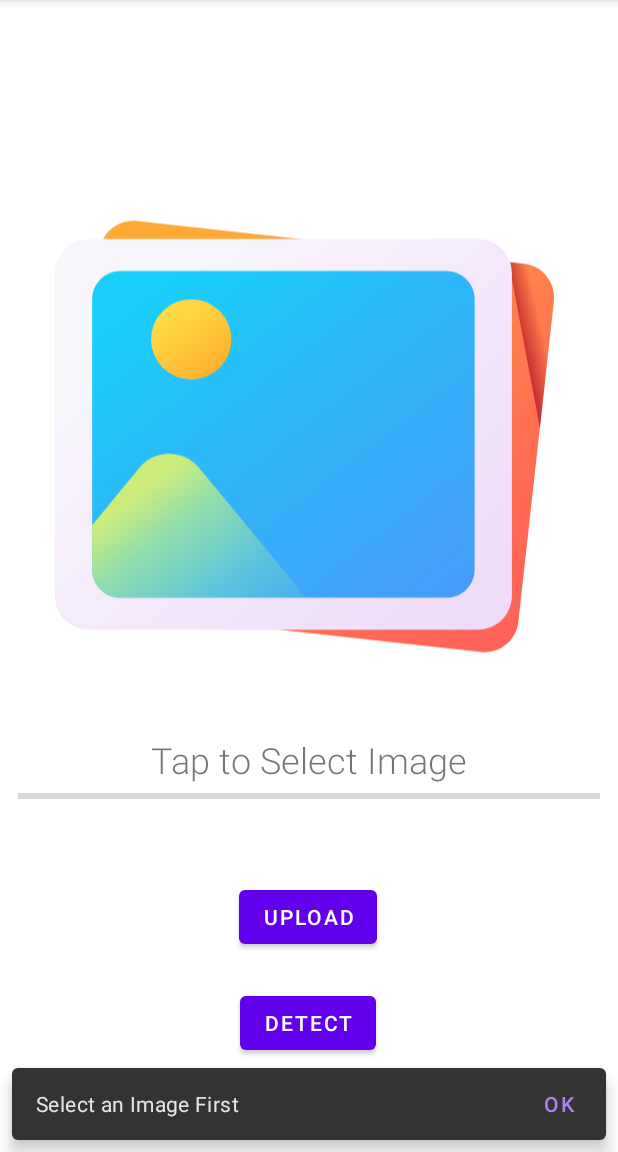
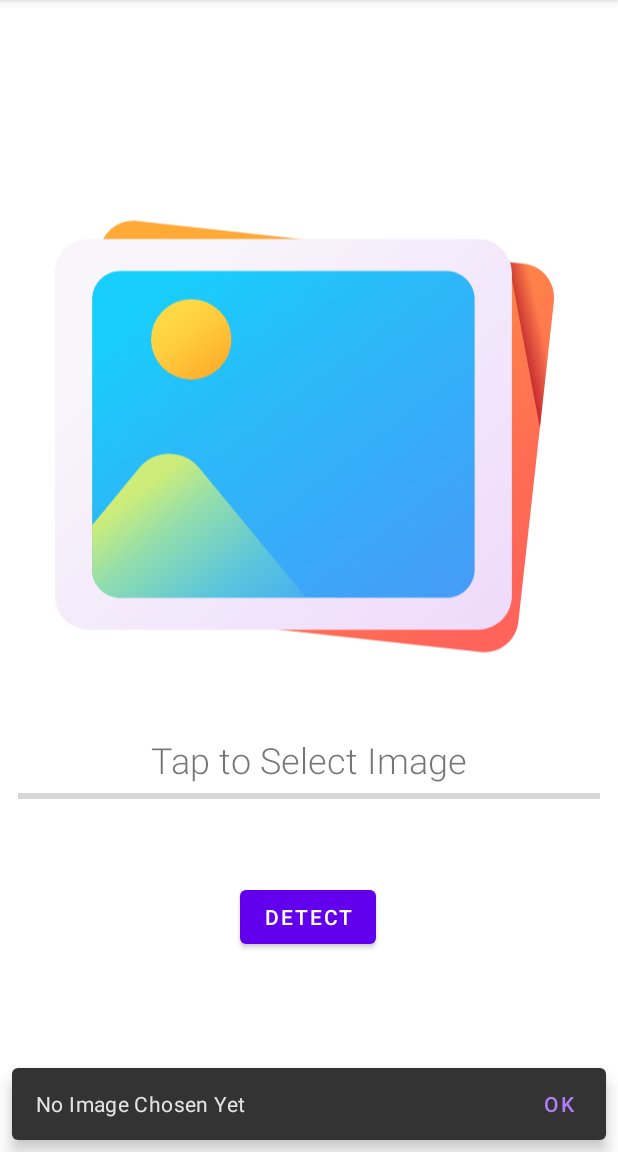
Before and after one commit to toymanjr31/Lympoblast-Counter-Capstone, an Android app: the screen it shows after launch (MainActivity), after a tap on "UPLOAD", on a phone screen of 412 x 824 dp, the part 84-1236 px from its top. Run offline under Robolectric (Android 15) with nearby library versions, the phone set to English and light mode, and no system bars; pictures from the network do not load; 1 other tap on this screen came first.

Commit message:
Fix Interactive Button

```diff
--- a/app/src/main/java/com/example/myapplication/MainActivity.kt
+++ b/app/src/main/java/com/example/myapplication/MainActivity.kt
@@ -5,6 +5,7 @@ import android.content.Intent
 import android.net.Uri
 import androidx.appcompat.app.AppCompatActivity
 import android.os.Bundle
+import android.view.View
 import com.bumptech.glide.Glide
 import com.example.myapplication.api.ApiService
 import com.example.myapplication.databinding.ActivityMainBinding
@@ -36,10 +37,15 @@ class MainActivity : AppCompatActivity(), UploadRequestBody.UploadCallback {
 
         activityMainBinding.imageView.setOnClickListener {
             openImageChooser()
+            activityMainBinding.buttonUpload.visibility = View.VISIBLE
+            activityMainBinding.buttonDetect.visibility = View.GONE
         }
 
         activityMainBinding.buttonUpload.setOnClickListener {
             uploadImage()
+            activityMainBinding.buttonUpload.visibility = View.GONE
+            activityMainBinding.buttonDetect.visibility = View.VISIBLE
+
         }
 
         activityMainBinding.buttonDetect.setOnClickListener {
@@ -71,7 +77,7 @@ class MainActivity : AppCompatActivity(), UploadRequestBody.UploadCallback {
 
     private fun uploadImage() {
         if (selectedImageUri == null) {
-            activityMainBinding.layoutRoot.snackbar("Select an Image First")
+            activityMainBinding.layoutRoot.snackbar("No Image Chosen Yet")
             return
         }
 
@@ -97,7 +103,7 @@ class MainActivity : AppCompatActivity(), UploadRequestBody.UploadCallback {
                 response: Response<PostImageResponse>
             ) {
                 response.body()?.let {
-                    activityMainBinding.layoutRoot.snackbar(it.recentUpload)
+                    activityMainBinding.layoutRoot.snackbar("Image Succesfully Uploaded")
                     imageLink = it.recentUpload
                     activityMainBinding.progressBar.progress = 100
                 }
@@ -118,6 +124,7 @@ class MainActivity : AppCompatActivity(), UploadRequestBody.UploadCallback {
         val imgLinkParsed = imageLink!!.split("/").toTypedArray()
         val imgName = imgLinkParsed[3]
 
+        activityMainBinding.progressBar.progress = 0
         ApiService().getResult(
             imgName
         ).enqueue(object : Callback<ResultResponse>{
@@ -126,7 +133,7 @@ class MainActivity : AppCompatActivity(), UploadRequestBody.UploadCallback {
                 response: Response<ResultResponse>
             ) {
                 response.body()?.let {
-                    activityMainBinding.layoutRoot.snackbar(it.resultPath)
+                    activityMainBinding.layoutRoot.snackbar("Detection Finished")
                     resultPath = it.resultPath
                     Glide.with(this@MainActivity)
                         .load("http://10.0.2.2:8000/$resultPath")
--- a/app/src/main/res/layout/activity_main.xml
+++ b/app/src/main/res/layout/activity_main.xml
@@ -47,6 +47,19 @@
     </LinearLayout>
 
     <Button
+        android:id="@+id/button_detect"
+        android:layout_width="wrap_content"
+        android:layout_height="wrap_content"
+        android:layout_marginTop="10dp"
+        android:text="@string/detect"
+        app:layout_constraintBottom_toBottomOf="parent"
+        app:layout_constraintEnd_toEndOf="parent"
+        app:layout_constraintHorizontal_bias="0.498"
+        app:layout_constraintStart_toStartOf="parent"
+        app:layout_constraintTop_toBottomOf="@+id/linearLayout"
+        app:layout_constraintVertical_bias="0.166" />
+
+    <Button
         android:id="@+id/button_upload"
         android:layout_width="wrap_content"
         android:layout_height="wrap_content"
@@ -59,18 +72,5 @@
         app:layout_constraintTop_toBottomOf="@+id/linearLayout"
         app:layout_constraintVertical_bias="0.166" />
 
-    <Button
-        android:id="@+id/button_detect"
-        android:layout_width="wrap_content"
-        android:layout_height="wrap_content"
-        android:layout_marginTop="10dp"
-        android:text="@string/detect"
-        app:layout_constraintBottom_toBottomOf="parent"
-        app:layout_constraintEnd_toEndOf="parent"
-        app:layout_constraintHorizontal_bias="0.498"
-        app:layout_constraintStart_toStartOf="parent"
-        app:layout_constraintTop_toBottomOf="@+id/button_upload"
-        app:layout_constraintVertical_bias="0.166" />
-
 
 </androidx.constraintlayout.widget.ConstraintLayout>
```
Also changed, not shown: app/src/main/java/com/example/myapplication/api/ApiService.kt (+10 -10 lines).
